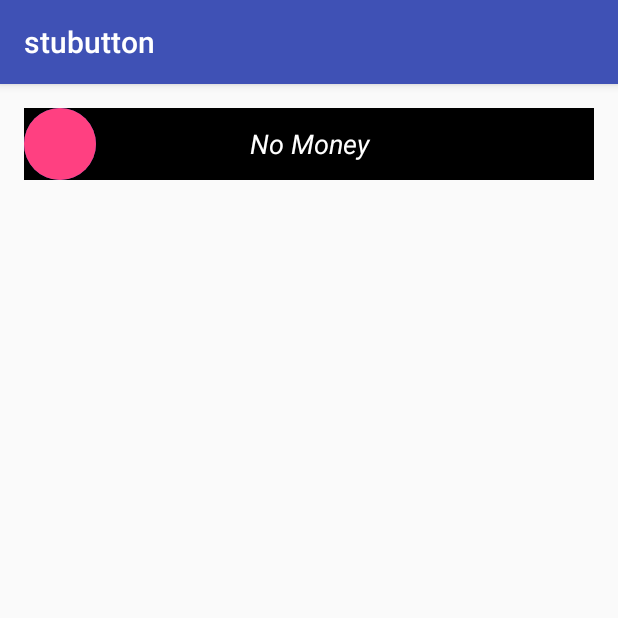
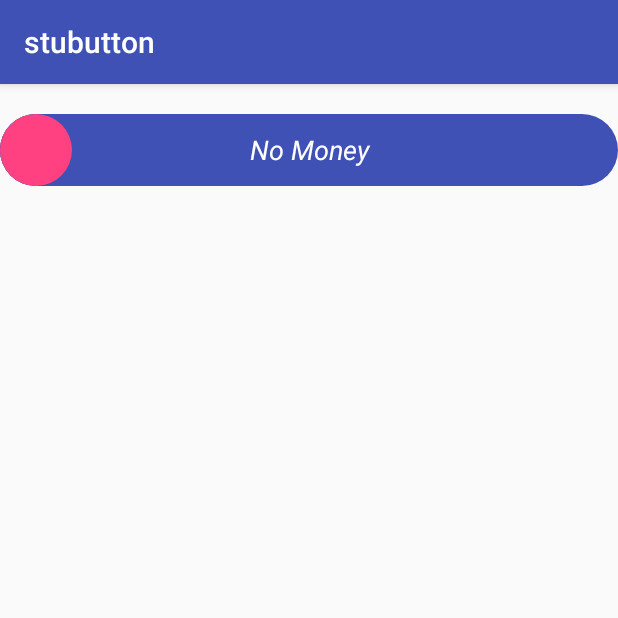
Before and after one commit to esafirm/android-stubutton, an Android app: the screen it shows after launch (MainActivity), on a phone screen of 412 x 824 dp, the top half of it. Run offline under Robolectric (Android 15) with nearby library versions, the phone set to English and light mode, and no system bars.

```diff
--- /dev/null
+++ b/app/src/main/res/drawable/background_sample.xml
@@ -0,0 +1,6 @@
+<?xml version="1.0" encoding="utf-8"?>
+<shape xmlns:android="http://schemas.android.com/apk/res/android"
+    android:shape="rectangle">
+    <solid android:color="@color/colorPrimary" />
+    <corners android:radius="24dp" />
+</shape>
--- a/app/src/main/res/layout/activity_main.xml
+++ b/app/src/main/res/layout/activity_main.xml
@@ -12,11 +12,10 @@
     <com.esafirm.stubutton.StuButton
         android:id="@+id/stuButton"
         android:layout_width="match_parent"
-        android:layout_height="100dp"
-        android:layout_marginLeft="@dimen/activity_horizontal_margin"
-        android:layout_marginRight="@dimen/activity_horizontal_margin"
+        android:layout_height="48dp"
+        android:layout_marginTop="20dp"
         app:stu_label="No Money"
         app:stu_thumbDrawable="@drawable/circle_material"
-        app:stu_background="@android:color/black"/>
+        app:stu_background="@drawable/background_sample"/>
 
 </LinearLayout>
--- a/build.gradle
+++ b/build.gradle
@@ -1,7 +1,7 @@
 // Top-level build file where you can add configuration options common to all sub-projects/modules.
 
 ext {
-    targetSdk = 28
+    targetSdk = 29
     minSdk = 16
 }
 
--- a/stu/src/main/java/com/esafirm/stubutton/StuButton.java
+++ b/stu/src/main/java/com/esafirm/stubutton/StuButton.java
@@ -4,7 +4,11 @@ package com.esafirm.stubutton;
 import android.animation.ValueAnimator;
 import android.content.Context;
 import android.content.res.TypedArray;
+import android.graphics.Canvas;
+import android.graphics.Rect;
+import android.os.Build;
 import android.util.AttributeSet;
+import android.util.Log;
 import android.view.LayoutInflater;
 import android.view.MotionEvent;
 import android.view.ViewTreeObserver;
@@ -14,6 +18,9 @@ import android.widget.TextView;
 
 import androidx.annotation.DrawableRes;
 import androidx.annotation.StringRes;
+
+import java.util.ArrayList;
+import java.util.List;
 
 public class StuButton extends RelativeLayout {
 
@@ -158,6 +165,48 @@ public class StuButton extends RelativeLayout {
         stuBackground = null;
     }
 
+    @Override
+    protected void onLayout(boolean changed, int l, int t, int r, int b) {
+        super.onLayout(changed, l, t, r, b);
+        updateGestureExclusion();
+    }
+
+    @Override
+    protected void onDraw(Canvas canvas) {
+        super.onDraw(canvas);
+        updateGestureExclusion();
+    }
+
+    /* --------------------------------------------------- */
+    /* > Handle Gesture Navigation */
+    /* --------------------------------------------------- */
+
+    private List<Rect> gestureExclusionRects = new ArrayList<>();
+    private Rect focusedRect = new Rect();
+
+    private void updateGestureExclusion() {
+        // Skip this call if we're not running on Android 10+
+        if (Build.VERSION.SDK_INT < 29) {
+            return;
+        }
+
+        // First, lets clear out any existing rectangles
+        gestureExclusionRects.clear();
+
+        // Now lets work out which areas should be excluded. For a SeekBar this will
+        // be the bounds of the thumb drawable.
+
+        getFocusedRect(focusedRect);
+        gestureExclusionRects.add(focusedRect);
+
+        // If we had other elements in this view near the edges, we could exclude them
+        // here too, by adding their bounds to the list
+
+        Log.d("Exclusion", gestureExclusionRects.toString());
+        // Finally pass our updated list of rectangles to the system
+        setSystemGestureExclusionRects(gestureExclusionRects);
+    }
+
     /* --------------------------------------------------- */
     /* > Public Methods */
     /* --------------------------------------------------- */
--- a/stu/src/main/res/layout/stu_main_layout.xml
+++ b/stu/src/main/res/layout/stu_main_layout.xml
@@ -1,6 +1,7 @@
 <?xml version="1.0" encoding="utf-8"?>
 <RelativeLayout
     xmlns:android="http://schemas.android.com/apk/res/android"
+    xmlns:tools="http://schemas.android.com/tools"
     android:layout_width="match_parent"
     android:layout_height="80dp">
 
@@ -10,7 +11,7 @@
         android:layout_height="wrap_content"
         android:layout_alignBottom="@+id/stu_img_thumb"
         android:layout_alignTop="@+id/stu_img_thumb"
-        android:background="@drawable/stu_default_bg"/>
+        tools:ignore="ContentDescription" />
 
     <TextView
         android:id="@+id/stu_text_label"
@@ -28,6 +29,7 @@
         android:layout_height="48dp"
         android:layout_centerVertical="true"
         android:adjustViewBounds="true"
-        android:background="@drawable/stu_circle_material"/>
+        android:background="@drawable/stu_circle_material"
+        tools:ignore="ContentDescription" />
 
 </RelativeLayout>
```
